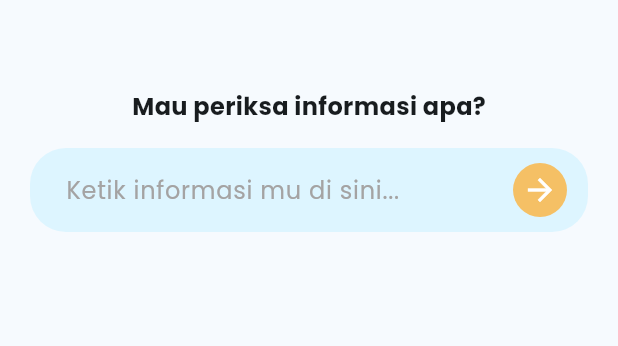
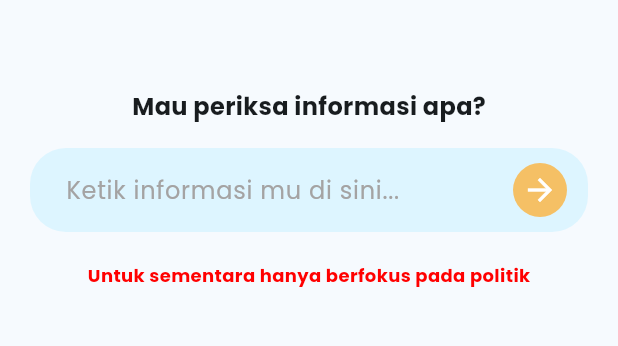
Before and after one commit to wp-83/HoaxBuster, a Flutter app: the HomePage screen opened directly, on a phone screen of 412 x 824 dp, the part 551-897 px from its top. Run offline on Flutter 3.47's test engine with Material 3 defaults, Android fonts, the phone set to English and light mode, and no system bars; our stand-ins replace font_awesome_flutter, shared_preferences, syncfusion_flutter_gauges; accounts and stored records are empty.

Commit message:
update: new info for mobile apps

```diff
--- a/app/mobile/hoaxbuster/lib/views/pages/home_page.dart
+++ b/app/mobile/hoaxbuster/lib/views/pages/home_page.dart
@@ -137,7 +137,17 @@ class _HomePageState extends State<HomePage> {
                 ),
               ),
 
-              const SizedBox(height: 100),
+              SizedBox(height:  20,),
+
+              Text(
+                "Untuk sementara hanya berfokus pada politik",
+                style: KTextStyle.Header7.copyWith(
+                  color: primary[100],
+                  fontWeight: FontWeight.bold,
+                ),
+              ),
+
+              SizedBox(height: 100),
             ],
           ),
         ),
```
